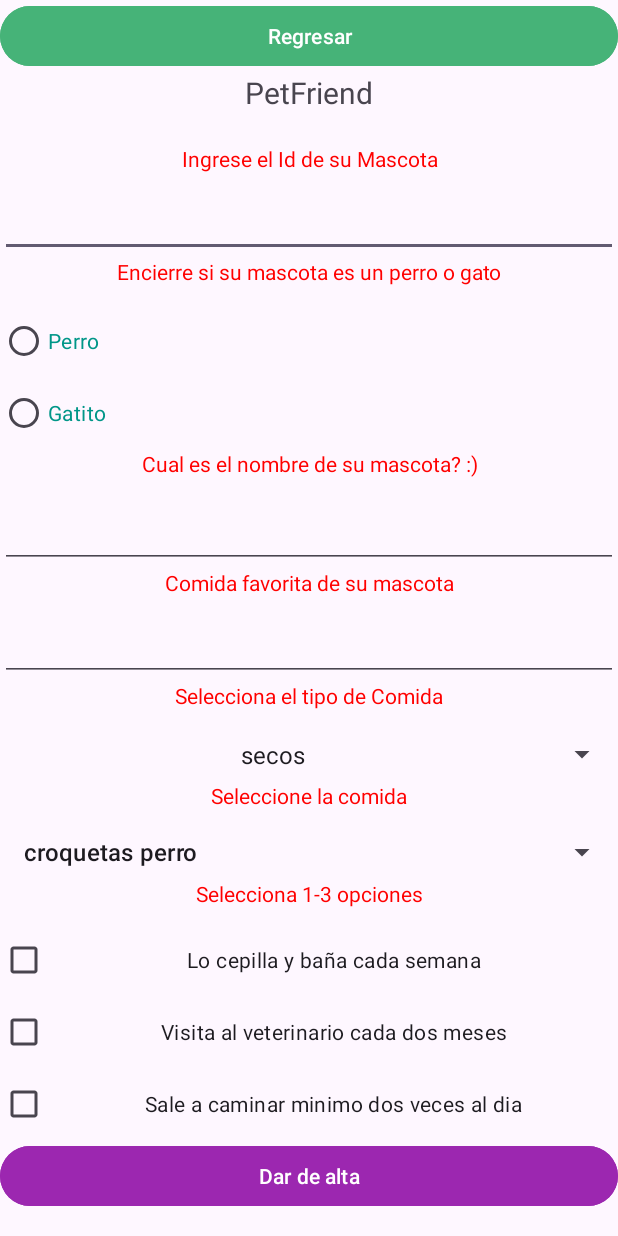
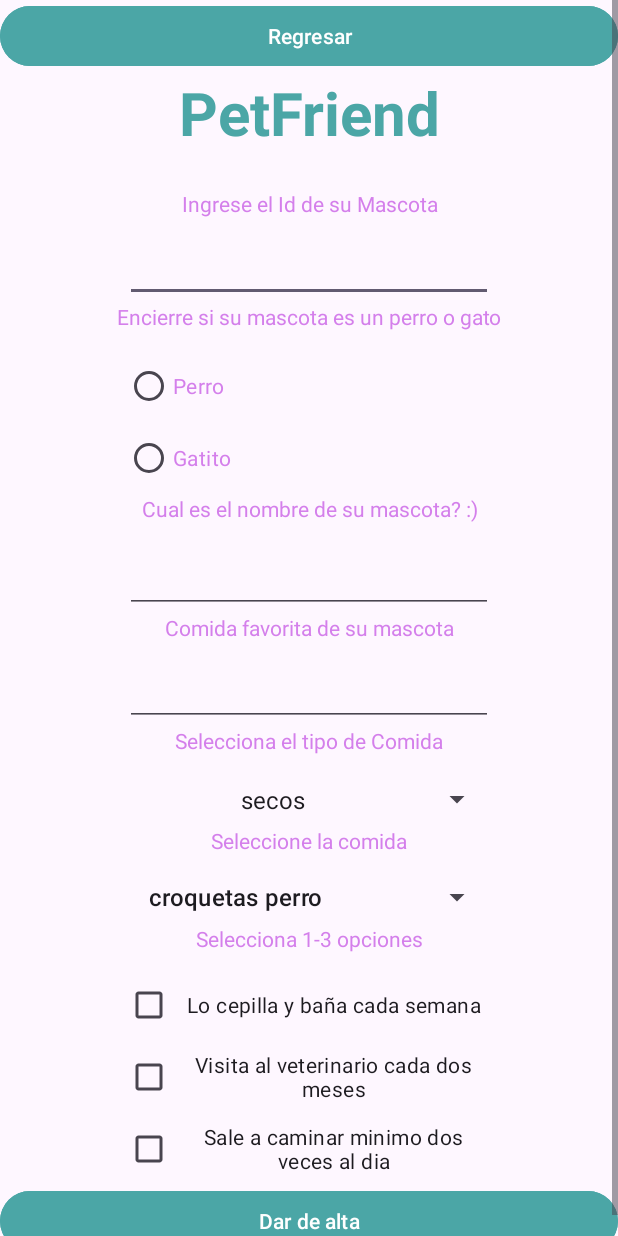
Before and after one commit to Axl5136/CV-Rodriguez-Frias-Axel-Isaias, an Android app: the Altas screen opened directly, with no data from a screen before it, on a phone screen of 412 x 824 dp. Run offline under Robolectric (Android 15) with nearby library versions, the phone set to English and light mode, and no system bars.

Commit message:
cambios colores

```diff
--- a/CRUD AXEL/app/src/main/res/layout/activity_altas.xml
+++ b/CRUD AXEL/app/src/main/res/layout/activity_altas.xml
@@ -20,37 +20,48 @@
                 android:layout_width="match_parent"
                 android:layout_height="match_parent"
                 android:id="@+id/back"
-                android:backgroundTint="#46B378"
+                android:backgroundTint="#4BA6A6"
                 android:onClick="Back"
                 android:text="Regresar"/>
 
             <TextView
                 android:layout_width="match_parent"
-                android:layout_height="48dp"
+                android:layout_height="78dp"
+                android:textStyle="bold"
+                android:textColor="#4BA6A6"
                 android:text="PetFriend"
                 android:textAlignment="center"
-                android:textSize="20dp"
+                android:textSize="40dp"
                  />
 
             <TextView
                 android:layout_width="match_parent"
                 android:layout_height="30dp"
                 android:text="Ingrese el Id de su Mascota"
+
                 android:textAlignment="center"
-                android:textColor="#FF0000" />
+                android:textColor="#DDCD6CE8" />
+
             <EditText
+                android:id="@+id/Noid"
                 android:layout_width="match_parent"
                 android:layout_height="wrap_content"
-                android:id="@+id/Noid"/>
+                android:layout_marginStart="83dp"
+                android:layout_marginEnd="83dp"
+                android:paddingStart="32dp"
+                android:paddingEnd="32dp" />
+
             <TextView
                 android:layout_width="match_parent"
                 android:layout_height="32dp"
                 android:text="Encierre si su mascota es un perro o gato"
                 android:textAlignment="center"
-                android:textColor="#FF0000"/>
+                android:textColor="#DDCD6CE8"/>
             <RadioGroup
                 android:layout_width="wrap_content"
                 android:layout_height="wrap_content"
+                android:layout_marginStart="83dp"
+                android:layout_marginEnd="83dp"
                 android:id="@+id/tipe">
                 <RadioButton
                     android:layout_width="match_parent"
@@ -58,14 +69,14 @@
                     android:id="@+id/dog"
                     android:foregroundTint="#00F7FF"
                     android:text="Perro"
-                    android:textColor="#009688"/>
+                    android:textColor="#DDCD6CE8"/>
                 <RadioButton
                     android:layout_width="4007dp"
                     android:layout_height="wrap_content"
                     android:id="@+id/cat"
                     android:text="Gatito"
                     android:textAlignment="gravity"
-                    android:textColor="#009688"/>
+                    android:textColor="#DDCD6CE8"/>
 
 
             </RadioGroup>
@@ -74,31 +85,37 @@
                 android:layout_height="34dp"
                 android:text="Cual es el nombre de su mascota? :)"
                 android:textAlignment="center"
-                android:textColor="#FF0000"/>
+                android:textColor="#DDCD6CE8"/>
             <EditText
                 android:id="@+id/nompet"
                 android:layout_width="match_parent"
-                android:layout_height="wrap_content" />
+                android:layout_height="wrap_content"
+                android:layout_marginStart="83dp"
+                android:layout_marginEnd="83dp"/>
 
             <TextView
                 android:layout_width="match_parent"
                 android:layout_height="30dp"
                 android:text="Comida favorita de su mascota"
                 android:textAlignment="center"
-                android:textColor="#FF0000"/>
+                android:textColor="#DDCD6CE8"/>
             <EditText
                 android:layout_width="match_parent"
                 android:layout_height="wrap_content"
+                android:layout_marginStart="83dp"
+                android:layout_marginEnd="83dp"
                 android:id="@+id/comidafav"/>
             <TextView
                 android:layout_width="match_parent"
                 android:layout_height="31dp"
                 android:text="Selecciona el tipo de Comida"
                 android:textAlignment="center"
-                android:textColor="#FF0000"/>
+                android:textColor="#DDCD6CE8"/>
             <Spinner
                 android:layout_width="match_parent"
                 android:layout_height="35dp"
+                android:layout_marginStart="83dp"
+                android:layout_marginEnd="83dp"
                 android:id="@+id/comidatipo"
                 android:textAlignment="center"/>
             <TextView
@@ -106,10 +123,12 @@
                 android:layout_height="29dp"
                 android:text="Seleccione la comida"
                 android:textAlignment="center"
-                android:textColor="#FF0000"/>
+                android:textColor="#DDCD6CE8"/>
             <Spinner
                 android:layout_width="match_parent"
                 android:layout_height="36dp"
+                android:layout_marginStart="83dp"
+                android:layout_marginEnd="83dp"
                 android:id="@+id/comida"
                 android:textAlignment="center"
                 />
@@ -118,10 +137,12 @@
                 android:layout_height="30dp"
                 android:text="Selecciona 1-3 opciones"
                 android:textAlignment="center"
-                android:textColor="#FF0000"/>
+                android:textColor="#DDCD6CE8"/>
             <CheckBox
                 android:layout_width="match_parent"
                 android:layout_height="wrap_content"
+                android:layout_marginStart="83dp"
+                android:layout_marginEnd="83dp"
                 android:id="@+id/limpio"
                 android:text="Lo cepilla y baña cada semana"
                 android:textAlignment="center"/>
@@ -129,19 +150,23 @@
                 android:layout_width="match_parent"
                 android:layout_height="wrap_content"
                 android:id="@+id/veteri"
+                android:layout_marginStart="83dp"
+                android:layout_marginEnd="83dp"
                 android:text="Visita al veterinario cada dos meses"
                 android:textAlignment="center"/>
             <CheckBox
                     android:layout_width="match_parent"
                     android:layout_height="wrap_content"
                 android:id="@+id/caminar"
+                android:layout_marginStart="83dp"
+                android:layout_marginEnd="83dp"
                 android:text="Sale a caminar minimo dos veces al dia"
                 android:textAlignment="center"/>
             <Button
                 android:layout_width="match_parent"
                 android:layout_height="wrap_content"
                 android:id="@+id/agregar"
-                android:backgroundTint="#9C27B0"
+                android:backgroundTint="#4BA6A6"
                 android:onClick="Agregar"
                 android:text="Dar de alta"/>
 
--- a/CRUD AXEL/app/src/main/res/layout/activity_main.xml
+++ b/CRUD AXEL/app/src/main/res/layout/activity_main.xml
@@ -15,11 +15,11 @@
         android:layout_alignParentRight="true"
         android:layout_alignParentBottom="true"
 
-        android:layout_marginStart="67dp"
-        android:layout_marginEnd="69dp"
-        android:layout_marginRight="69dp"
-        android:layout_marginBottom="656dp"
-        android:text="Practica Final CRUD"
+        android:layout_marginStart="100dp"
+        android:layout_marginEnd="36dp"
+        android:layout_marginRight="36dp"
+        android:layout_marginBottom="651dp"
+        android:text="Bienvenido a PetFriend"
         android:textSize="24sp" />
 
     <Button
```
